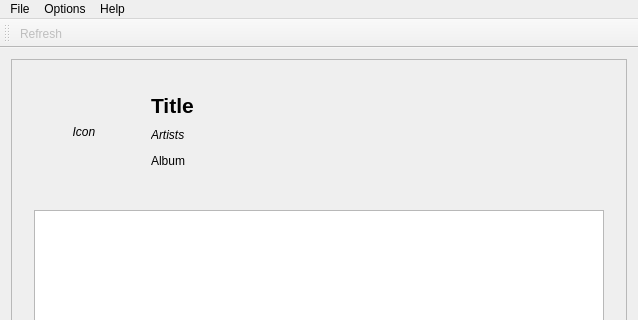
Qt form mainwindow.ui (Cynnexis/MuSync) before a commit; both pictures show x 0 to 638 and y 0 to 320 of the 638 by 493 pixel window.
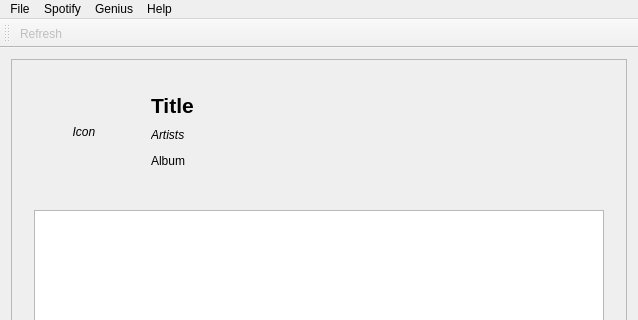
The same form after that commit.

Commit message: Added actions for Track and Album

Patch:
```diff
--- a/mainwindow.ui
+++ b/mainwindow.ui
@@ -143,17 +143,24 @@
    </widget>
    <widget class="QMenu" name="menuOptions">
     <property name="title">
-     <string>Options</string>
+     <string>Spotify</string>
     </property>
    </widget>
    <widget class="QMenu" name="menuHelp">
     <property name="title">
+     <string>Genius</string>
+    </property>
+    <addaction name="actionOpenLyricsOnGenius"/>
+   </widget>
+   <widget class="QMenu" name="menuHelp_2">
+    <property name="title">
      <string>Help</string>
     </property>
    </widget>
    <addaction name="menuFile"/>
    <addaction name="menuOptions"/>
    <addaction name="menuHelp"/>
+   <addaction name="menuHelp_2"/>
   </widget>
   <widget class="QToolBar" name="mainToolBar">
    <attribute name="toolBarArea">
```
Left out of the diff: 71 changed lines with no effect on the pictures. The commit also changes 2 other files.
